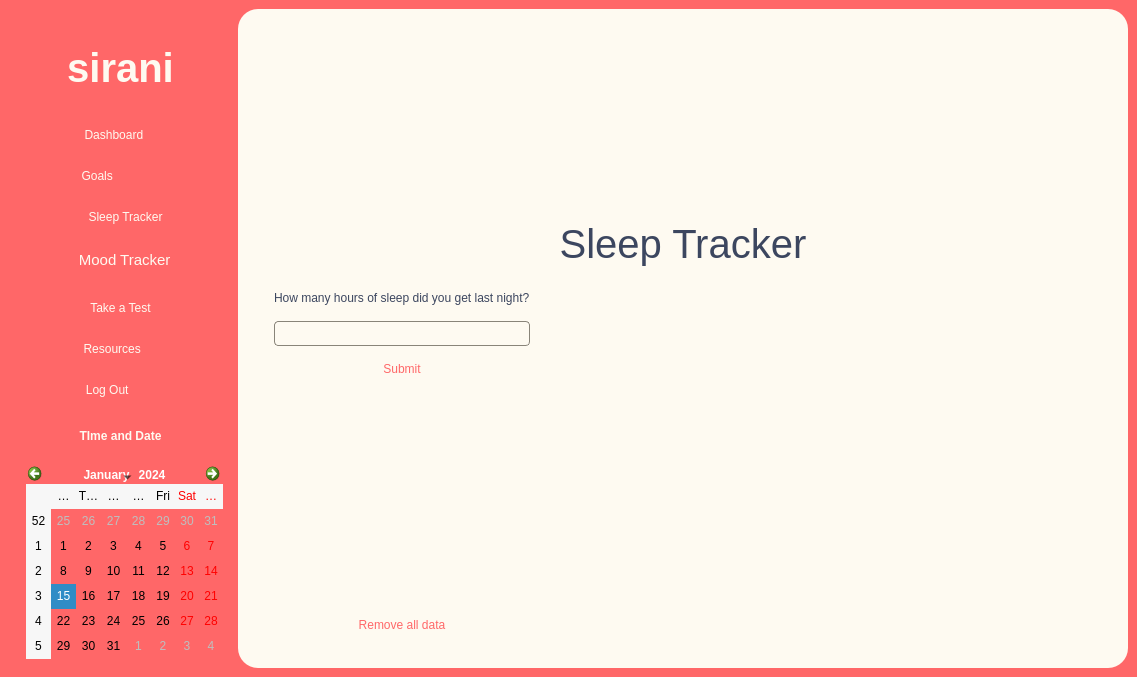
suwubham/sirani, file source_code/homescreen.ui: the form before one commit.
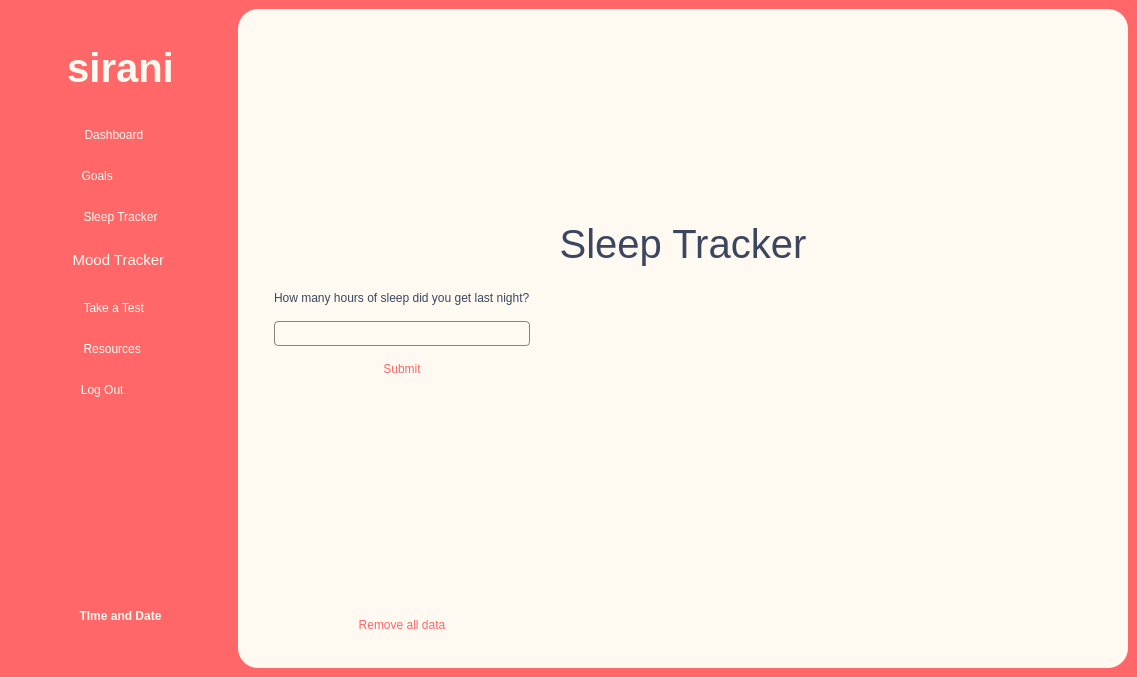
The form after the commit. The open tabs and pages were chosen to show the change. Icons and pictures are not drawn.

Patch:
```diff
--- a/source_code/homescreen.ui
+++ b/source_code/homescreen.ui
@@ -28,6 +28,9 @@
   <property name="styleSheet">
    <string notr="true">background-color: rgb(254, 250, 241);</string>
   </property>
+  <property name="toolButtonStyle">
+   <enum>Qt::ToolButtonIconOnly</enum>
+  </property>
   <widget class="QWidget" name="centralwidget">
    <property name="sizePolicy">
     <sizepolicy hsizetype="MinimumExpanding" vsizetype="MinimumExpanding">
@@ -222,11 +225,13 @@
           <string notr="true">
 #SleepTrackerButton:hover{
 color: #FEFAF1;font: 800 14pt &quot;Foco&quot;;}
+#SleepTrackerButton:visited{
+color: #AAAAAA;font: 800 14pt &quot;Foco&quot;;}
 #SleepTrackerButton{color:rgb(254, 250, 241);
 font: 11pt &quot;Foco&quot;;}</string>
          </property>
          <property name="text">
-          <string>   Sleep Tracker</string>
+          <string>   Sleep Tracker   </string>
          </property>
          <property name="icon">
           <iconset resource="resource.qrc">
@@ -272,7 +277,7 @@
 font: 11pt &quot;Foco&quot;;}</string>
          </property>
          <property name="text">
-          <string>   Mood Tracker </string>
+          <string>   Mood Tracker    </string>
          </property>
          <property name="icon">
           <iconset resource="resource.qrc">
@@ -311,7 +316,23 @@
 font: 11pt &quot;Foco&quot;;}</string>
          </property>
          <property name="text">
-          <string>Take a Test</string>
+          <string>   Take a Test       </string>
+         </property>
+         <property name="icon">
+          <iconset resource="resource.qrc">
+           <normaloff>:/IMG/edit-free-icon-font.png</normaloff>:/IMG/edit-free-icon-font.png</iconset>
+         </property>
+         <property name="iconSize">
+          <size>
+           <width>21</width>
+           <height>21</height>
+          </size>
+         </property>
+         <property name="shortcut">
+          <string/>
+         </property>
+         <property name="checkable">
+          <bool>false</bool>
          </property>
         </widget>
        </item>
@@ -383,7 +404,7 @@
 font: 11pt &quot;Foco&quot;;}</string>
          </property>
          <property name="text">
-          <string>   Log Out           </string>
+          <string>   Log Out              </string>
          </property>
          <property name="icon">
           <iconset resource="resource.qrc">
@@ -405,7 +426,7 @@
          <property name="sizeHint" stdset="0">
           <size>
            <width>40</width>
-           <height>20</height>
+           <height>200</height>
           </size>
          </property>
         </spacer>
@@ -445,9 +466,6 @@
          </property>
         </spacer>
        </item>
-       <item row="19" column="1">
-        <widget class="QCalendarWidget" name="calendarWidget"/>
-       </item>
       </layout>
      </widget>
     </item>
```
Left out of the diff: 13 changed lines with no effect on the pictures.
